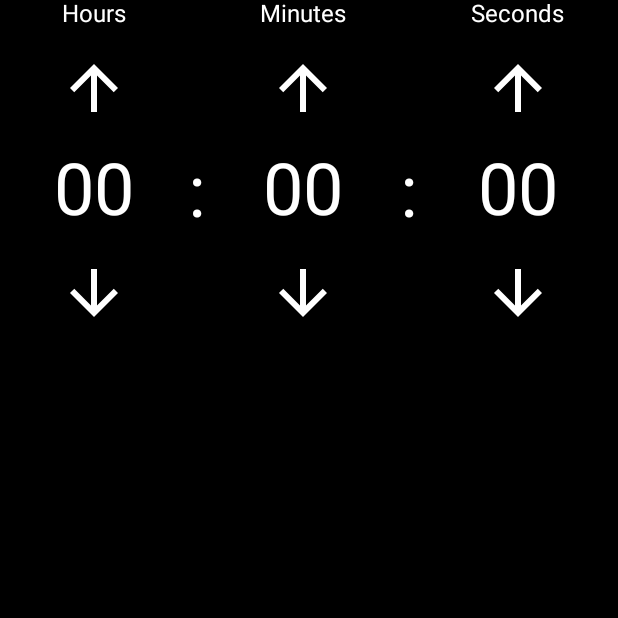
After one commit to alanvan-agl/jetpack-challenge-countdown, an Android app built with Jetpack Compose: the composable DurationSelector shown on its own in the app's theme, on a phone screen of 412 x 824 dp, the top half of it. The commit adds this screen. Run offline under Robolectric (Android 15) with nearby library versions, the phone set to English and light mode, and no system bars.

Commit message:
add numberselector

```diff
--- /dev/null
+++ b/app/src/main/java/com/example/androiddevchallenge/ui/DurationSelector.kt
@@ -0,0 +1,67 @@
+package com.example.androiddevchallenge.ui
+
+import androidx.compose.foundation.layout.*
+import androidx.compose.material.MaterialTheme
+import androidx.compose.material.Text
+import androidx.compose.runtime.Composable
+import androidx.compose.runtime.collectAsState
+import androidx.compose.ui.Modifier
+import androidx.compose.ui.res.stringResource
+import androidx.compose.ui.unit.dp
+import androidx.compose.ui.unit.sp
+import com.example.androiddevchallenge.MainViewModel
+import com.example.androiddevchallenge.R
+
+@Composable
+fun DurationSelector(viewModel: MainViewModel) {
+    val currentHour = viewModel.hour.collectAsState()
+    val currentMinute = viewModel.minute.collectAsState()
+    val currentSecond = viewModel.second.collectAsState()
+    Row(
+        modifier = Modifier.fillMaxWidth(),
+        horizontalArrangement = Arrangement.SpaceEvenly
+    ) {
+        NumberSelector(
+            type = stringResource(id = R.string.hours),
+            currentValue = currentHour.value,
+            onDurationIncreased = {
+                viewModel.increaseDuration(it, MainViewModel.DurationType.HOUR)
+            },
+            onDurationDecreased = {
+                viewModel.decreaseDuration(it, MainViewModel.DurationType.HOUR)
+            }
+        )
+        Text(
+            modifier = Modifier.padding(PaddingValues(top = 100.dp)),
+            color = MaterialTheme.colors.secondary,
+            text = ":",
+            fontSize = 48.sp
+        )
+        NumberSelector(
+            type = stringResource(id = R.string.minutes),
+            currentValue = currentMinute.value,
+            onDurationIncreased = {
+                viewModel.increaseDuration(it, MainViewModel.DurationType.MINUTE)
+            },
+            onDurationDecreased = {
+                viewModel.decreaseDuration(it, MainViewModel.DurationType.MINUTE)
+            }
+        )
+        Text(
+            modifier = Modifier.padding(PaddingValues(top = 100.dp)),
+            color = MaterialTheme.colors.secondary,
+            text = ":",
+            fontSize = 48.sp
+        )
+        NumberSelector(
+            type = stringResource(id = R.string.seconds),
+            currentValue = currentSecond.value,
+            onDurationIncreased = {
+                viewModel.increaseDuration(it, MainViewModel.DurationType.SECOND)
+            },
+            onDurationDecreased = {
+                viewModel.decreaseDuration(it, MainViewModel.DurationType.SECOND)
+            }
+        )
+    }
+}
--- /dev/null
+++ b/app/src/main/java/com/example/androiddevchallenge/ui/NumberSelector.kt
@@ -0,0 +1,47 @@
+package com.example.androiddevchallenge.ui
+
+import androidx.compose.foundation.*
+import androidx.compose.foundation.layout.*
+import androidx.compose.material.MaterialTheme
+import androidx.compose.material.Text
+import androidx.compose.runtime.*
+import androidx.compose.ui.Alignment
+import androidx.compose.ui.Modifier
+import androidx.compose.ui.res.painterResource
+import androidx.compose.ui.unit.dp
+import androidx.compose.ui.unit.sp
+import com.example.androiddevchallenge.R
+
+@Composable
+fun NumberSelector(
+    currentValue: Int,
+    onDurationIncreased: (Int) -> Unit,
+    onDurationDecreased: (Int) -> Unit,
+    type: String
+) {
+    Column(
+        horizontalAlignment = Alignment.CenterHorizontally
+    ) {
+        Text(color = MaterialTheme.colors.secondary, text = type)
+        Image(
+            modifier = Modifier
+                .padding(PaddingValues(top = 16.dp))
+                .clickable { onDurationIncreased(currentValue) },
+            painter = painterResource(id = R.drawable.ic_baseline_arrow_upward_48),
+            contentDescription = "Increase time"
+        )
+        Text(
+            modifier = Modifier.padding(PaddingValues(top = 16.dp, bottom = 16.dp)),
+            color = MaterialTheme.colors.secondary,
+            text = String.format("%02d", currentValue),
+            fontSize = 48.sp
+        )
+        Image(
+            modifier = Modifier
+                .padding(PaddingValues(bottom = 16.dp))
+                .clickable { onDurationDecreased(currentValue) },
+            painter = painterResource(id = R.drawable.ic_baseline_arrow_downward_48),
+            contentDescription = "Decrease time"
+        )
+    }
+}
--- /dev/null
+++ b/app/src/main/res/drawable/ic_baseline_arrow_downward_48.xml
@@ -0,0 +1,5 @@
+<vector android:height="48dp" android:tint="#FFFFFF"
+    android:viewportHeight="24" android:viewportWidth="24"
+    android:width="48dp" xmlns:android="http://schemas.android.com/apk/res/android">
+    <path android:fillColor="@android:color/white" android:pathData="M20,12l-1.41,-1.41L13,16.17V4h-2v12.17l-5.58,-5.59L4,12l8,8 8,-8z"/>
+</vector>
--- /dev/null
+++ b/app/src/main/res/drawable/ic_baseline_arrow_upward_48.xml
@@ -0,0 +1,5 @@
+<vector android:height="48dp" android:tint="#FFFFFF"
+    android:viewportHeight="24" android:viewportWidth="24"
+    android:width="48dp" xmlns:android="http://schemas.android.com/apk/res/android">
+    <path android:fillColor="@android:color/white" android:pathData="M4,12l1.41,1.41L11,7.83V20h2V7.83l5.58,5.59L20,12l-8,-8 -8,8z"/>
+</vector>
--- a/app/src/main/res/values/strings.xml
+++ b/app/src/main/res/values/strings.xml
@@ -9,5 +9,8 @@
       or implied. See the License for the specific language governing permissions and limitations under
       the License.
       -->
-    <string name="app_name">AndroidDevChallenge</string>
+    <string name="app_name">Count Down</string>
+    <string name="hours">Hours</string>
+    <string name="minutes">Minutes</string>
+    <string name="seconds">Seconds</string>
 </resources>
```
Also changed, not shown: app/src/main/java/com/example/androiddevchallenge/MainActivity.kt (+14 -27 lines), app/src/main/java/com/example/androiddevchallenge/MainViewModel.kt (added, +104 -0 lines), app/src/main/java/com/example/androiddevchallenge/ui/theme/Color.kt (+4 -4 lines), app/src/main/java/com/example/androiddevchallenge/ui/theme/Theme.kt (+7 -18 lines).
